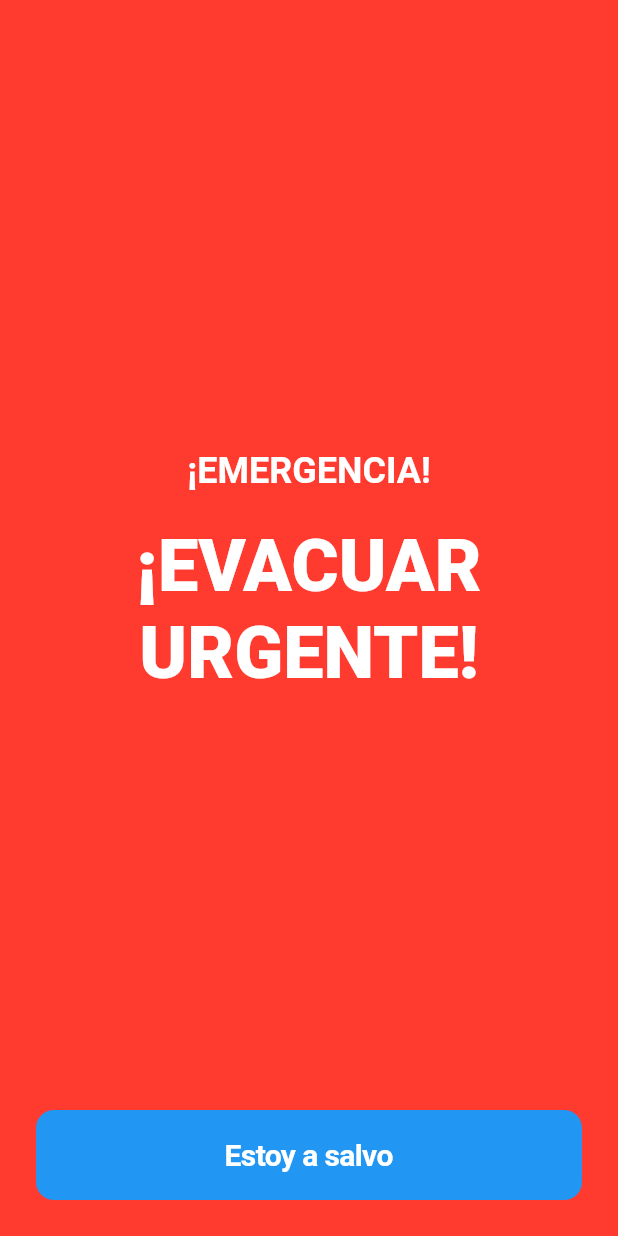
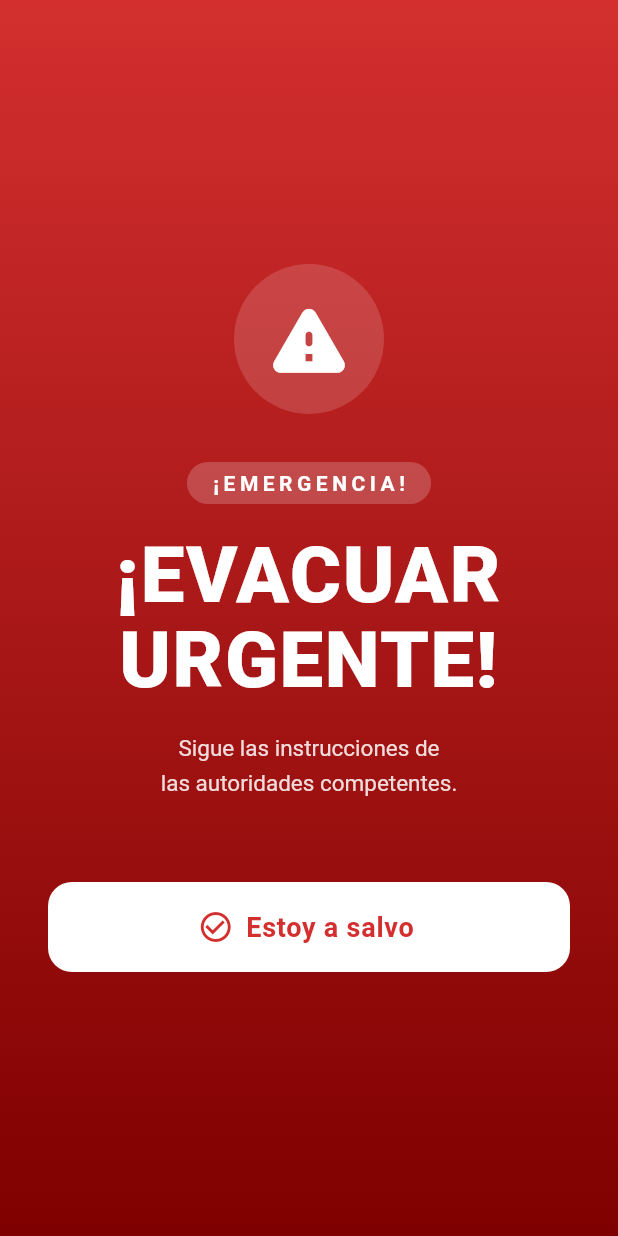
Before and after one commit to brayanmf/sos, a Flutter app: the AlertaMensajePage screen opened directly, on a phone screen of 412 x 824 dp. Run offline on Flutter 3.47's test engine with Material 3 defaults, Android fonts, the phone set to English and light mode, and no system bars; our stand-ins replace dio, flutter_dotenv, flutter_map, geolocator, get, icons_plus and 3 more; missing offline and left inert: bottom_sheet, convex_bottom_app_bar, loading_icon_button; accounts and stored records are empty; Roboto replaces fonts that are missing (GTWalsheimPro).

Commit message:
[update] se añadio cambios v1

```diff
--- a/lib/pages/alertaMensaje/alertaMensaje_page.dart
+++ b/lib/pages/alertaMensaje/alertaMensaje_page.dart
@@ -12,49 +12,105 @@ class _AlertaMensajePageState extends State<AlertaMensajePage> {
   @override
   Widget build(BuildContext context) {
     return Scaffold(
-      // El color de fondo rojo cubre toda la pantalla para una alerta máxima
-      backgroundColor: CupertinoColors.systemRed,
-      body: SafeArea(
+      backgroundColor: const Color(0xFFB71C1C),
+      body: Container(
+        decoration: const BoxDecoration(
+          gradient: LinearGradient(
+            begin: Alignment.topCenter,
+            end: Alignment.bottomCenter,
+            colors: [Color(0xFFD32F2F), Color(0xFF7F0000)],
+          ),
+        ),
+        child: SafeArea(
+          child: Center(
             child: Padding(
-          padding: const EdgeInsets.all(24.0),
+              padding: const EdgeInsets.symmetric(horizontal: 32.0, vertical: 24.0),
               child: Column(
                 mainAxisAlignment: MainAxisAlignment.center,
+                mainAxisSize: MainAxisSize.max,
                 children: [
-              const Spacer(), // Empuja el contenido hacia el centro verticalmente
-              const Text(
+                  // Icono de alerta
+                  Container(
+                    width: 100,
+                    height: 100,
+                    decoration: BoxDecoration(
+                      color: Colors.white.withOpacity(0.15),
+                      shape: BoxShape.circle,
+                    ),
+                    child: const Icon(
+                      Icons.warning_rounded,
+                      color: Colors.white,
+                      size: 60,
+                    ),
+                  ),
+                  const SizedBox(height: 32),
+                  // Etiqueta superior
+                  Container(
+                    padding: const EdgeInsets.symmetric(horizontal: 16, vertical: 6),
+                    decoration: BoxDecoration(
+                      color: Colors.white.withOpacity(0.2),
+                      borderRadius: BorderRadius.circular(20),
+                    ),
+                    child: const Text(
                       '¡EMERGENCIA!',
                       style: TextStyle(
                         color: Colors.white,
-                  fontSize: 24,
-                  fontWeight: FontWeight.bold,
+                        fontSize: 14,
+                        fontWeight: FontWeight.w700,
+                        letterSpacing: 3,
+                      ),
                     ),
                   ),
                   const SizedBox(height: 20),
+                  // Título principal
                   const Text(
-                '¡EVACUAR URGENTE!',
+                    '¡EVACUAR\nURGENTE!',
                     textAlign: TextAlign.center,
                     style: TextStyle(
                       color: Colors.white,
-                  fontSize: 48,
+                      fontSize: 52,
                       fontWeight: FontWeight.w900,
-                  height: 1.2,
+                      height: 1.1,
+                      letterSpacing: 1,
                     ),
                   ),
-              const Spacer(), // Empuja el contenido hacia el centro verticalmente
-              // Botón de "Estoy a salvo"
+                  const SizedBox(height: 16),
+                  // Subtítulo
+                  Text(
+                    'Sigue las instrucciones de\nlas autoridades competentes.',
+                    textAlign: TextAlign.center,
+                    style: TextStyle(
+                      color: Colors.white.withOpacity(0.85),
+                      fontSize: 15,
+                      fontWeight: FontWeight.w400,
+                      height: 1.5,
+                    ),
+                  ),
+                  const SizedBox(height: 56),
+                  // Botón principal
                   SizedBox(
                     width: double.infinity,
                     height: 60,
-                child: CupertinoButton.filled(
+                    child: ElevatedButton.icon(
                       onPressed: () => _handleSafetyConfirmation(context),
-                  // Estilo nativo de iOS para el botón
-                  child: const Text(
+                      icon: const Icon(Icons.check_circle_outline, size: 24),
+                      label: const Text(
                         'Estoy a salvo',
-                    style: TextStyle(fontSize: 20, fontWeight: FontWeight.bold),
+                        style: TextStyle(fontSize: 18, fontWeight: FontWeight.bold, letterSpacing: 0.5),
+                      ),
+                      style: ElevatedButton.styleFrom(
+                        backgroundColor: Colors.white,
+                        foregroundColor: const Color(0xFFD32F2F),
+                        elevation: 0,
+                        shape: RoundedRectangleBorder(
+                          borderRadius: BorderRadius.circular(16),
+                        ),
                       ),
                     ),
                   ),
                 ],
+              ),
+            ),
           ),
         ),
       ),
@@ -70,20 +126,27 @@ class _AlertaMensajePageState extends State<AlertaMensajePage> {
 
     // Después de enviar la confirmación, puedes mostrar una alerta o
     // navegar a una pantalla de confirmación.
-    showCupertinoDialog<void>(
+    showDialog<void>(
       context: context,
-      builder: (BuildContext context) => CupertinoAlertDialog(
-        title: const Text('Confirmación enviada'),
+      builder: (BuildContext context) => AlertDialog(
+        shape: RoundedRectangleBorder(borderRadius: BorderRadius.circular(20)),
+        title: const Row(
+          children: [
+            Icon(Icons.check_circle, color: Color(0xFFD32F2F)),
+            SizedBox(width: 8),
+            Text('Confirmación enviada'),
+          ],
+        ),
         content: const Text(
           'Tu estado y ubicación han sido registrados. Permanece en un lugar seguro.',
         ),
-        actions: <CupertinoDialogAction>[
-          CupertinoDialogAction(
-            child: const Text('Entendido'),
-            onPressed: () {
-              Navigator.of(context).pop(); // Cierra el modal
-              // Puedes navegar a la pantalla principal o mantener esta pantalla visible.
-            },
+        actions: [
+          TextButton(
+            onPressed: () => Navigator.of(context).pop(),
+            child: const Text(
+              'Entendido',
+              style: TextStyle(color: Color(0xFFD32F2F), fontWeight: FontWeight.bold),
+            ),
           ),
         ],
       ),
```
Also changed, not shown: 8 other files. Lines whose indentation alone changed are shown as unchanged.
